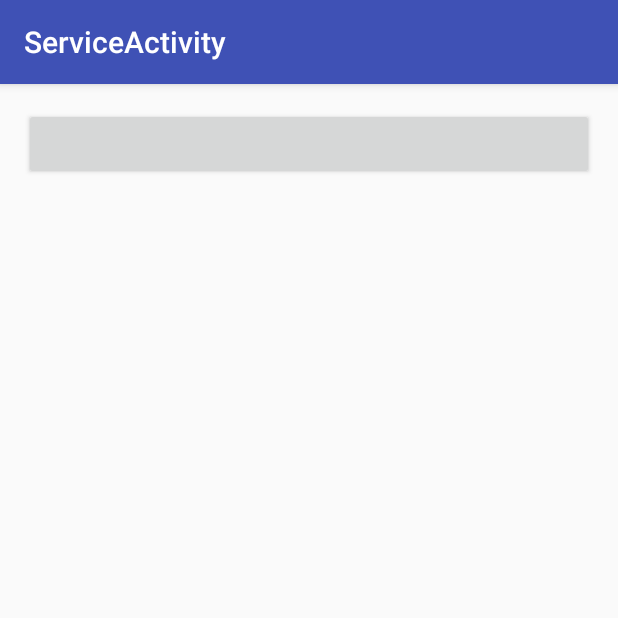
After one commit to Qw4z1/android-samples, an Android app: the ServiceActivity screen opened directly, with no data from a screen before it, on a phone screen of 412 x 824 dp, the top half of it. The commit adds this screen. Run offline under Robolectric (Android 15) with nearby library versions, the phone set to English and light mode, and no system bars.

Commit message:
Added IntentService ResultReceiver

```diff
--- a/app/src/main/java/se/kicksort/myfirstapp/threading/AsyncTaskActivity.java
+++ b/app/src/main/java/se/kicksort/myfirstapp/threading/AsyncTaskActivity.java
@@ -29,7 +29,7 @@ public class AsyncTaskActivity extends AppCompatActivity {
 
     private class DownloadFilesTask extends AsyncTask<String, Integer, String> {
 
-        protected String doInBackground(String... urls) {
+        @Override protected String doInBackground(String... urls) {
             String response = "";
             int count = urls.length;
 
@@ -44,11 +44,10 @@ public class AsyncTaskActivity extends AppCompatActivity {
         }
 
         @Override protected void onProgressUpdate(Integer... values) {
-            super.onProgressUpdate(values);
             mProgressText.setText("Downloaded " + values);
         }
 
-        protected void onPostExecute(String result) {
+        @Override protected void onPostExecute(String result) {
             mTextView.setText(result);
         }
     }
--- /dev/null
+++ b/app/src/main/java/se/kicksort/myfirstapp/threading/ServiceActivity.java
@@ -0,0 +1,74 @@
+package se.kicksort.myfirstapp.threading;
+
+import android.annotation.SuppressLint;
+import android.os.Bundle;
+import android.os.Handler;
+import android.os.ResultReceiver;
+import android.support.v7.app.AppCompatActivity;
+import android.support.v7.widget.Toolbar;
+import android.view.View;
+import android.widget.Button;
+import android.widget.TextView;
+
+import se.kicksort.myfirstapp.R;
+
+public class ServiceActivity extends AppCompatActivity {
+
+    private static final String URL = "http://www.kicksort.se";
+    private TextView mTextView;
+    private Handler mHandler = new Handler();
+
+    @Override
+    protected void onCreate(Bundle savedInstanceState) {
+        super.onCreate(savedInstanceState);
+        setContentView(R.layout.activity_service);
+        Toolbar toolbar = (Toolbar) findViewById(R.id.toolbar);
+        setSupportActionBar(toolbar);
+
+        mTextView = (TextView) findViewById(R.id.textView);
+        Button button = (Button) findViewById(R.id.button);
+
+        button.setOnClickListener(new View.OnClickListener() {
+            @Override public void onClick(View v) {
+                MyIntentService.startActionDownload(getApplicationContext(),
+                        URL,
+                        new MyReceiver(mHandler));
+            }
+        });
+
+
+    }
+
+    class UIRunnable implements Runnable {
+
+        private String text;
+
+        public UIRunnable(String text) {
+            this.text = text;
+        }
+
+        @Override public void run() {
+            mTextView.setText(text);
+        }
+    }
+
+    @SuppressLint("ParcelCreator")
+    class MyReceiver extends ResultReceiver {
+
+        /**
+         * Create a new ResultReceive to receive results.  Your
+         * {@link #onReceiveResult} method will be called from the thread running
+         * <var>handler</var> if given, or from an arbitrary thread if null.
+         *
+         * @param handler
+         */
+        public MyReceiver(Handler handler) {
+            super(handler);
+        }
+
+        @Override protected void onReceiveResult(int resultCode, Bundle resultData) {
+            String result = resultData.getString("data");
+            runOnUiThread(new UIRunnable(result));
+        }
+    }
+}
--- /dev/null
+++ b/app/src/main/res/layout/activity_service.xml
@@ -0,0 +1,27 @@
+<?xml version="1.0" encoding="utf-8"?>
+<android.support.design.widget.CoordinatorLayout
+    xmlns:android="http://schemas.android.com/apk/res/android"
+    xmlns:app="http://schemas.android.com/apk/res-auto"
+    xmlns:tools="http://schemas.android.com/tools"
+    android:layout_width="match_parent"
+    android:layout_height="match_parent"
+    android:fitsSystemWindows="true"
+    tools:context="se.kicksort.myfirstapp.threading.ServiceActivity">
+
+    <android.support.design.widget.AppBarLayout
+        android:layout_width="match_parent"
+        android:layout_height="wrap_content"
+        android:theme="@style/AppTheme.AppBarOverlay">
+
+        <android.support.v7.widget.Toolbar
+            android:id="@+id/toolbar"
+            android:layout_width="match_parent"
+            android:layout_height="?attr/actionBarSize"
+            android:background="?attr/colorPrimary"
+            app:popupTheme="@style/AppTheme.PopupOverlay"/>
+
+    </android.support.design.widget.AppBarLayout>
+
+    <include layout="@layout/content_service"/>
+
+</android.support.design.widget.CoordinatorLayout>
--- /dev/null
+++ b/app/src/main/res/layout/content_service.xml
@@ -0,0 +1,24 @@
+<?xml version="1.0" encoding="utf-8"?>
+<LinearLayout
+    xmlns:android="http://schemas.android.com/apk/res/android"
+    xmlns:app="http://schemas.android.com/apk/res-auto"
+    xmlns:tools="http://schemas.android.com/tools"
+    android:layout_width="match_parent"
+    android:layout_height="match_parent"
+    android:orientation="vertical"
+    android:paddingBottom="@dimen/activity_vertical_margin"
+    android:paddingLeft="@dimen/activity_horizontal_margin"
+    android:paddingRight="@dimen/activity_horizontal_margin"
+    android:paddingTop="@dimen/activity_vertical_margin"
+    app:layout_behavior="@string/appbar_scrolling_view_behavior"
+    tools:context="se.kicksort.myfirstapp.threading.ServiceActivity"
+    tools:showIn="@layout/activity_service">
+
+    <Button
+        android:id="@+id/button"
+        android:layout_width="match_parent"
+        android:layout_height="wrap_content"/>
+    <TextView
+        android:layout_width="match_parent"
+        android:layout_height="match_parent"/>
+</LinearLayout>
--- a/app/src/main/res/values/strings.xml
+++ b/app/src/main/res/values/strings.xml
@@ -8,4 +8,5 @@
     <!-- TODO: Remove or change this placeholder text -->
     <string name="hello_blank_fragment">Hello blank fragment</string>
     <string name="title_activity_dialog">DialogActivity</string>
+    <string name="title_activity_service">ServiceActivity</string>
 </resources>
```
Also changed, not shown: app/src/main/AndroidManifest.xml (+6 -1 lines), app/src/main/java/se/kicksort/myfirstapp/threading/MyIntentService.java (+8 -2 lines), build.gradle (added, +20 -0 lines).
